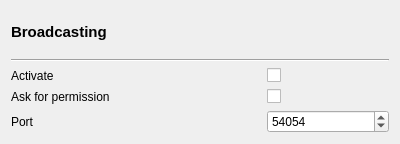
Before: the Qt Designer form src/GUI/PlayerPlugins/Broadcasting/GUI_BroadcastSetup.ui in return42/sayonara, drawn with Qt 5.
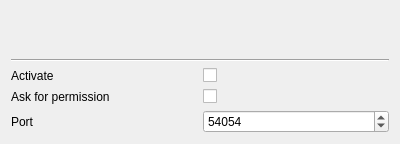
After: the same form once the commit is applied.

```diff
--- a/src/GUI/PlayerPlugins/Broadcasting/GUI_BroadcastSetup.ui
+++ b/src/GUI/PlayerPlugins/Broadcasting/GUI_BroadcastSetup.ui
@@ -11,13 +11,6 @@
    </rect>
   </property>
   <layout class="QGridLayout" name="gridLayout">
-   <item row="1" column="0" colspan="3">
-    <widget class="Line" name="line">
-     <property name="orientation">
-      <enum>Qt::Horizontal</enum>
-     </property>
-    </widget>
-   </item>
    <item row="2" column="0">
     <widget class="QLabel" name="label_2">
      <property name="text">
@@ -25,27 +18,6 @@
      </property>
     </widget>
    </item>
-   <item row="2" column="2">
-    <widget class="QCheckBox" name="cb_active">
-     <property name="text">
-      <string/>
-     </property>
-    </widget>
-   </item>
-   <item row="3" column="0" colspan="2">
-    <widget class="QLabel" name="label_3">
-     <property name="text">
-      <string>Ask for permission</string>
-     </property>
-    </widget>
-   </item>
-   <item row="3" column="2">
-    <widget class="QCheckBox" name="cb_prompt">
-     <property name="text">
-      <string/>
-     </property>
-    </widget>
-   </item>
    <item row="4" column="0">
     <widget class="QLabel" name="label">
      <property name="text">
@@ -53,7 +25,14 @@
      </property>
     </widget>
    </item>
-   <item row="4" column="2">
+   <item row="2" column="1">
+    <widget class="QCheckBox" name="cb_active">
+     <property name="text">
+      <string/>
+     </property>
+    </widget>
+   </item>
+   <item row="4" column="1">
     <widget class="QSpinBox" name="sb_port">
      <property name="maximum">
       <number>65535</number>
@@ -63,7 +42,28 @@
      </property>
     </widget>
    </item>
-   <item row="0" column="0" colspan="3">
+   <item row="3" column="0">
+    <widget class="QLabel" name="label_3">
+     <property name="text">
+      <string>Ask for permission</string>
+     </property>
+    </widget>
+   </item>
+   <item row="3" column="1">
+    <widget class="QCheckBox" name="cb_prompt">
+     <property name="text">
+      <string/>
+     </property>
+    </widget>
+   </item>
+   <item row="1" column="0" colspan="2">
+    <widget class="Line" name="line">
+     <property name="orientation">
+      <enum>Qt::Horizontal</enum>
+     </property>
+    </widget>
+   </item>
+   <item row="0" column="0" colspan="2">
     <widget class="QLabel" name="lab_title">
      <property name="font">
       <font>
@@ -73,7 +73,7 @@
       </font>
      </property>
      <property name="text">
-      <string>Broadcasting</string>
+      <string/>
      </property>
     </widget>
    </item>
```
Left out of the diff: 5 changed lines with no effect on the pictures.
